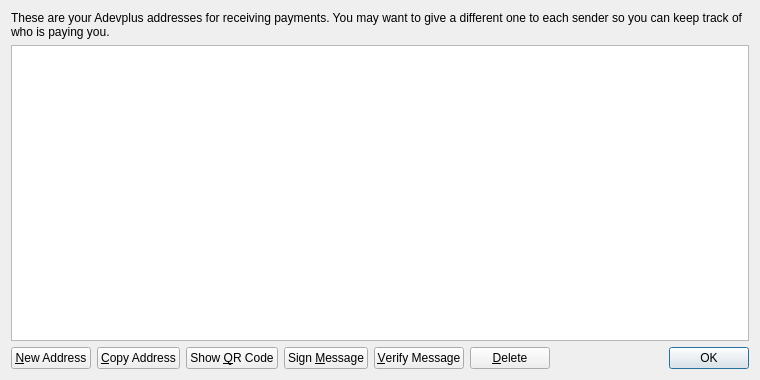
The window that src/qt/forms/addressbookpage.ui (danrachita/AdvertPlusCoin-project) describes before a commit, drawn with Qt 5.
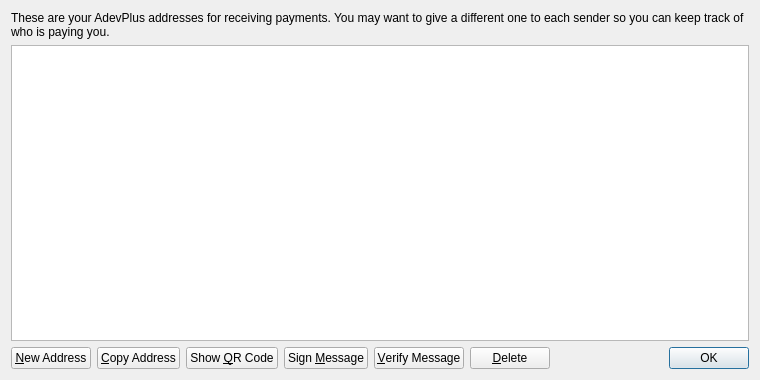
The same window after the commit. Icons and pictures are not drawn.

Patch:
```diff
--- a/src/qt/forms/addressbookpage.ui
+++ b/src/qt/forms/addressbookpage.ui
@@ -17,7 +17,7 @@
    <item>
     <widget class="QLabel" name="labelExplanation">
      <property name="text">
-      <string>These are your Adevplus addresses for receiving payments. You may want to give a different one to each sender so you can keep track of who is paying you.</string>
+      <string>These are your AdevPlus addresses for receiving payments. You may want to give a different one to each sender so you can keep track of who is paying you.</string>
      </property>
      <property name="textFormat">
       <enum>Qt::PlainText</enum>
```
Left out of the diff: 4 changed lines with no effect on the pictures.
